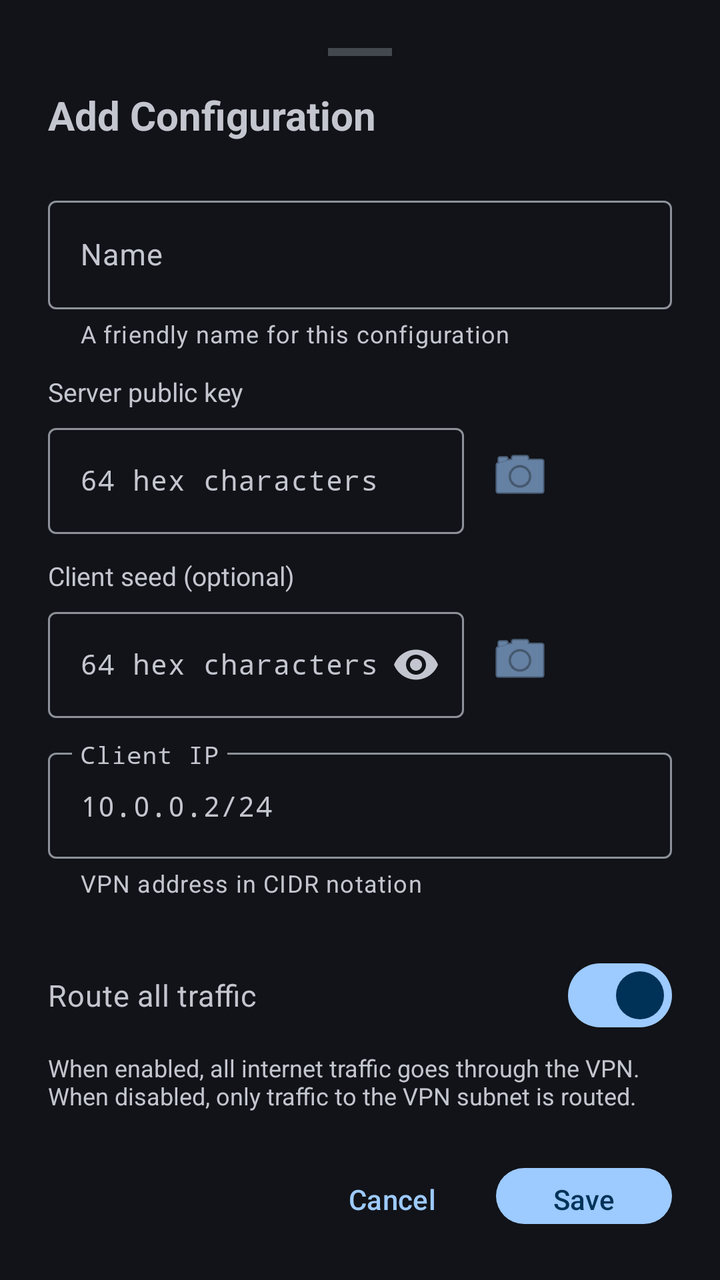
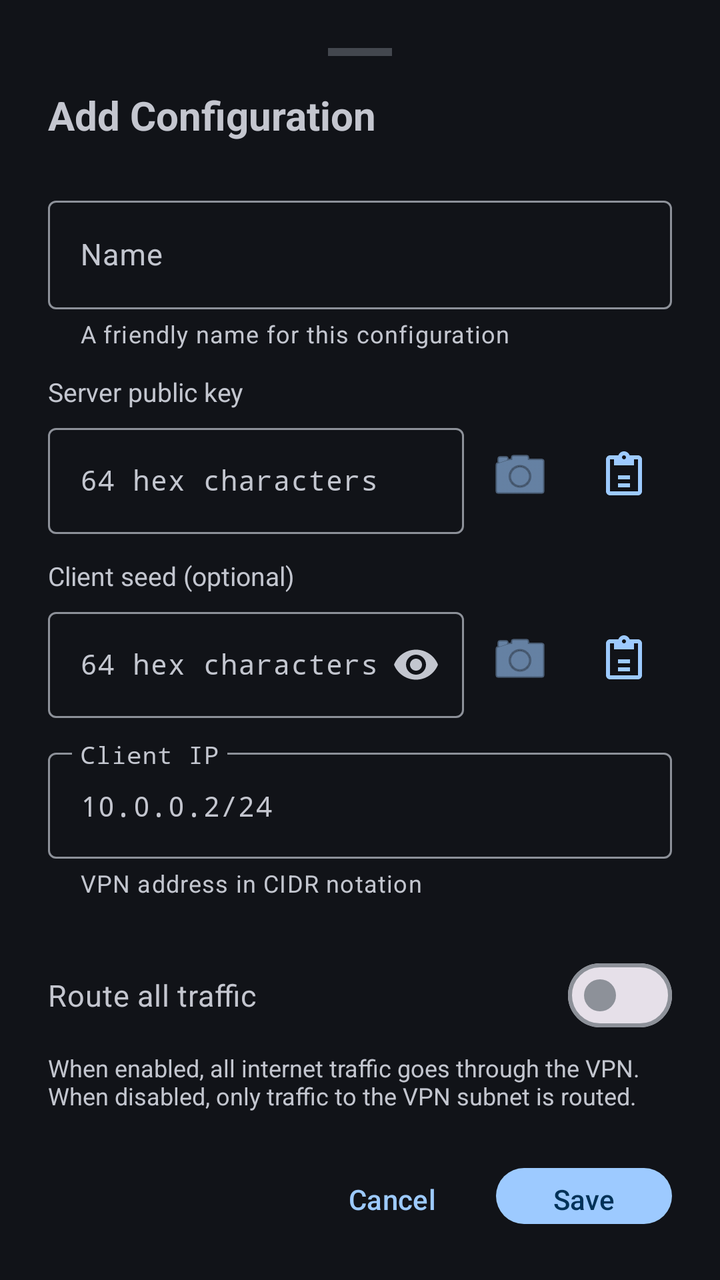

An Android layout rendered at two revisions. The XML below is the earlier revision; the diff shows what the commit changed to produce the second picture.
<!-- AndroidManifest.xml: application theme Theme.Nospoon -->
<!-- res/layout/dialog_config_editor.xml -->
<?xml version="1.0" encoding="utf-8"?>
<LinearLayout
    xmlns:android="http://schemas.android.com/apk/res/android"
    xmlns:app="http://schemas.android.com/apk/res-auto"
    android:layout_width="match_parent"
    android:layout_height="wrap_content"
    android:orientation="vertical"
    android:padding="24dp"
    android:background="@color/md_theme_dark_surface">

    
    <View
        android:layout_width="32dp"
        android:layout_height="4dp"
        android:layout_gravity="center_horizontal"
        android:layout_marginBottom="16dp"
        android:background="@color/md_theme_dark_surfaceVariant" />

    
    <TextView
        android:id="@+id/editorTitle"
        android:layout_width="wrap_content"
        android:layout_height="wrap_content"
        android:text="Add Configuration"
        android:textColor="@color/md_theme_dark_onSurface"
        android:textSize="20sp"
        android:textStyle="bold"
        android:layout_marginBottom="24dp" />

    
    <com.google.android.material.textfield.TextInputLayout
        android:layout_width="match_parent"
        android:layout_height="wrap_content"
        android:hint="Name"
        app:helperText="A friendly name for this configuration"
        app:helperTextEnabled="true"
        style="@style/Widget.Material3.TextInputLayout.OutlinedBox"
        android:layout_marginBottom="12dp">

        <com.google.android.material.textfield.TextInputEditText
            android:id="@+id/inputName"
            android:layout_width="match_parent"
            android:layout_height="wrap_content"
            android:inputType="text"
            android:textSize="15sp" />
    </com.google.android.material.textfield.TextInputLayout>

    
    <TextView
        android:layout_width="wrap_content"
        android:layout_height="wrap_content"
        android:text="Server public key"
        android:textColor="@color/md_theme_dark_onSurfaceVariant"
        android:textSize="13sp"
        android:layout_marginBottom="4dp" />

    <LinearLayout
        android:layout_width="match_parent"
        android:layout_height="wrap_content"
        android:orientation="horizontal"
        android:gravity="center_vertical"
        android:layout_marginBottom="12dp">

        <com.google.android.material.textfield.TextInputLayout
            android:layout_width="0dp"
            android:layout_height="wrap_content"
            android:layout_weight="1"
            android:hint="64 hex characters"
            style="@style/Widget.Material3.TextInputLayout.OutlinedBox">

            <com.google.android.material.textfield.TextInputEditText
                android:id="@+id/inputServerKey"
                android:layout_width="match_parent"
                android:layout_height="wrap_content"
                android:inputType="textNoSuggestions"
                android:fontFamily="monospace"
                android:textSize="14sp"
                android:maxLines="1" />
        </com.google.android.material.textfield.TextInputLayout>

        <ImageButton
            android:id="@+id/btnScanKey"
            android:layout_width="48dp"
            android:layout_height="48dp"
            android:layout_marginStart="4dp"
            android:background="?attr/selectableItemBackgroundBorderless"
            android:src="@android:drawable/ic_menu_camera"
            android:contentDescription="Scan server key"
            app:tint="@color/md_theme_dark_primary" />

        <ImageButton
            android:id="@+id/btnPasteKey"
            android:layout_width="48dp"
            android:layout_height="48dp"
            android:layout_marginStart="4dp"
            android:background="?attr/selectableItemBackgroundBorderless"
            android:src="@drawable/ic_paste"
            android:contentDescription="Paste"
            app:tint="@color/md_theme_dark_primary" />
    </LinearLayout>

    
    <TextView
        android:layout_width="wrap_content"
        android:layout_height="wrap_content"
        android:text="Client seed (optional)"
        android:textColor="@color/md_theme_dark_onSurfaceVariant"
        android:textSize="13sp"
        android:layout_marginBottom="4dp" />

    <LinearLayout
        android:layout_width="match_parent"
        android:layout_height="wrap_content"
        android:orientation="horizontal"
        android:gravity="center_vertical"
        android:layout_marginBottom="12dp">

        <com.google.android.material.textfield.TextInputLayout
            android:layout_width="0dp"
            android:layout_height="wrap_content"
            android:layout_weight="1"
            android:hint="64 hex characters"
            app:endIconMode="password_toggle"
            style="@style/Widget.Material3.TextInputLayout.OutlinedBox">

            <com.google.android.material.textfield.TextInputEditText
                android:id="@+id/inputSeed"
                android:layout_width="match_parent"
                android:layout_height="wrap_content"
                android:inputType="textPassword"
                android:fontFamily="monospace"
                android:textSize="14sp"
                android:maxLines="1" />
        </com.google.android.material.textfield.TextInputLayout>

        <ImageButton
            android:id="@+id/btnScanSeed"
            android:layout_width="48dp"
            android:layout_height="48dp"
            android:layout_marginStart="4dp"
            android:background="?attr/selectableItemBackgroundBorderless"
            android:src="@android:drawable/ic_menu_camera"
            android:contentDescription="Scan client seed"
            app:tint="@color/md_theme_dark_primary" />

        <ImageButton
            android:id="@+id/btnPasteSeed"
            android:layout_width="48dp"
            android:layout_height="48dp"
            android:layout_marginStart="4dp"
            android:background="?attr/selectableItemBackgroundBorderless"
            android:src="@drawable/ic_paste"
            android:contentDescription="Paste"
            app:tint="@color/md_theme_dark_primary" />
    </LinearLayout>

    
    <com.google.android.material.textfield.TextInputLayout
        android:layout_width="match_parent"
        android:layout_height="wrap_content"
        android:hint="Client IP"
        app:helperText="VPN address in CIDR notation"
        app:helperTextEnabled="true"
        style="@style/Widget.Material3.TextInputLayout.OutlinedBox"
        android:layout_marginBottom="24dp">

        <com.google.android.material.textfield.TextInputEditText
            android:id="@+id/inputIp"
            android:layout_width="match_parent"
            android:layout_height="wrap_content"
            android:inputType="textNoSuggestions"
            android:fontFamily="monospace"
            android:text="10.0.0.2/24"
            android:textSize="14sp"
            android:maxLines="1" />
    </com.google.android.material.textfield.TextInputLayout>

    
    <com.google.android.material.materialswitch.MaterialSwitch
        android:id="@+id/switchFullTunnel"
        android:layout_width="match_parent"
        android:layout_height="wrap_content"
        android:text="Route all traffic"
        android:textColor="@color/md_theme_dark_onSurface"
        android:textSize="15sp"
        android:checked="true"
        android:layout_marginBottom="4dp" />

    <TextView
        android:layout_width="match_parent"
        android:layout_height="wrap_content"
        android:text="When enabled, all internet traffic goes through the VPN. When disabled, only traffic to the VPN subnet is routed."
        android:textColor="@color/md_theme_dark_onSurfaceVariant"
        android:textSize="12sp"
        android:layout_marginBottom="24dp" />

    
    <LinearLayout
        android:layout_width="match_parent"
        android:layout_height="wrap_content"
        android:orientation="horizontal"
        android:gravity="end">

        <com.google.android.material.button.MaterialButton
            android:id="@+id/btnDelete"
            android:layout_width="wrap_content"
            android:layout_height="wrap_content"
            android:text="Delete"
            android:textColor="@color/status_error"
            style="@style/Widget.Material3.Button.TextButton"
            android:layout_marginEnd="8dp"
            android:visibility="gone" />

        <View
            android:layout_width="0dp"
            android:layout_height="0dp"
            android:layout_weight="1" />

        <com.google.android.material.button.MaterialButton
            android:id="@+id/btnCancel"
            android:layout_width="wrap_content"
            android:layout_height="wrap_content"
            android:text="Cancel"
            style="@style/Widget.Material3.Button.TextButton"
            android:layout_marginEnd="8dp" />

        <com.google.android.material.button.MaterialButton
            android:id="@+id/btnSave"
            android:layout_width="wrap_content"
            android:layout_height="wrap_content"
            android:text="Save"
            style="@style/Widget.Material3.Button" />
    </LinearLayout>

</LinearLayout>
<!-- resources referenced by this layout -->
<resources>
  <color name="md_theme_dark_onSurface">#C4C6CF</color>
  <color name="md_theme_dark_onSurfaceVariant">#C3C6CF</color>
  <color name="md_theme_dark_primary">#9DCAFF</color>
  <color name="md_theme_dark_surface">#111318</color>
  <color name="md_theme_dark_surfaceVariant">#43474E</color>
  <color name="status_error">#F44336</color>
  <style name="Theme.Nospoon" parent="Theme.Material3.DayNight.NoActionBar">
          <item name="colorPrimary">@color/md_theme_dark_primary</item>
          <item name="colorOnPrimary">@color/md_theme_dark_onPrimary</item>
          <item name="colorPrimaryContainer">@color/md_theme_dark_primaryContainer</item>
          <item name="colorOnPrimaryContainer">@color/md_theme_dark_onPrimaryContainer</item>
          <item name="colorSecondary">@color/md_theme_dark_secondary</item>
          <item name="colorOnSecondary">@color/md_theme_dark_onSecondary</item>
          <item name="colorSecondaryContainer">@color/md_theme_dark_secondaryContainer</item>
          <item name="colorOnSecondaryContainer">@color/md_theme_dark_onSecondaryContainer</item>
          <item name="colorSurface">@color/md_theme_dark_surface</item>
          <item name="colorOnSurface">@color/md_theme_dark_onSurface</item>
          <item name="colorSurfaceVariant">@color/md_theme_dark_surfaceVariant</item>
          <item name="colorOnSurfaceVariant">@color/md_theme_dark_onSurfaceVariant</item>
          <item name="colorOutline">@color/md_theme_dark_outline</item>
      </style>
  <color name="md_theme_dark_onPrimary">#003258</color>
  <color name="md_theme_dark_primaryContainer">#00497D</color>
  <color name="md_theme_dark_onPrimaryContainer">#D1E4FF</color>
  <color name="md_theme_dark_secondary">#BDC7DC</color>
  <color name="md_theme_dark_onSecondary">#283141</color>
  <color name="md_theme_dark_secondaryContainer">#3E4758</color>
  <color name="md_theme_dark_onSecondaryContainer">#DAE2F9</color>
  <color name="md_theme_dark_outline">#8D9199</color>
</resources>

<!-- the commit's change to res/layout/dialog_config_editor.xml (unified diff, before → after) -->
@@ -183,7 +183,7 @@
         android:text="Route all traffic"
         android:textColor="@color/md_theme_dark_onSurface"
         android:textSize="15sp"
-        android:checked="true"
+        android:checked="false"
         android:layout_marginBottom="4dp" />
 
     <TextView
<!-- resource entries referenced after the edit -->
@@ -6,6 +6,25 @@
   <color name="md_theme_dark_surface">#111318</color>
   <color name="md_theme_dark_surfaceVariant">#43474E</color>
   <color name="status_error">#F44336</color>
+  <!-- drawable ic_paste (drawable) -->
+  <?xml version="1.0" encoding="utf-8"?>
+  <vector xmlns:android="http://schemas.android.com/apk/res/android"
+      android:width="24dp"
+      android:height="24dp"
+      android:viewportWidth="24"
+      android:viewportHeight="24"
+      android:tint="?attr/colorControlNormal">
+      
+      <path
+          android:fillColor="#FFFFFF"
+          android:pathData="M19,2h-4.18C14.4,0.84 13.3,0 12,0c-1.3,0 -2.4,0.84 -2.82,2H5C3.9,2 3,2.9 3,4v16c0,1.1 0.9,2 2,2h14c1.1,0 2,-0.9 2,-2V4C21,2.9 20.1,2 19,2zM12,2c0.55,0 1,0.45 1,1s-0.45,1 -1,1s-1,-0.45 -1,-1S11.45,2 12,2zM19,20H5V4h2v3h10V4h2V20z"/>
+      <path
+          android:fillColor="#FFFFFF"
+          android:pathData="M9,12h6v2h-6z"/>
+      <path
+          android:fillColor="#FFFFFF"
+          android:pathData="M9,16h6v2h-6z"/>
+  </vector>
   <style name="Theme.Nospoon" parent="Theme.Material3.DayNight.NoActionBar">
           <item name="colorPrimary">@color/md_theme_dark_primary</item>
           <item name="colorOnPrimary">@color/md_theme_dark_onPrimary</item>
